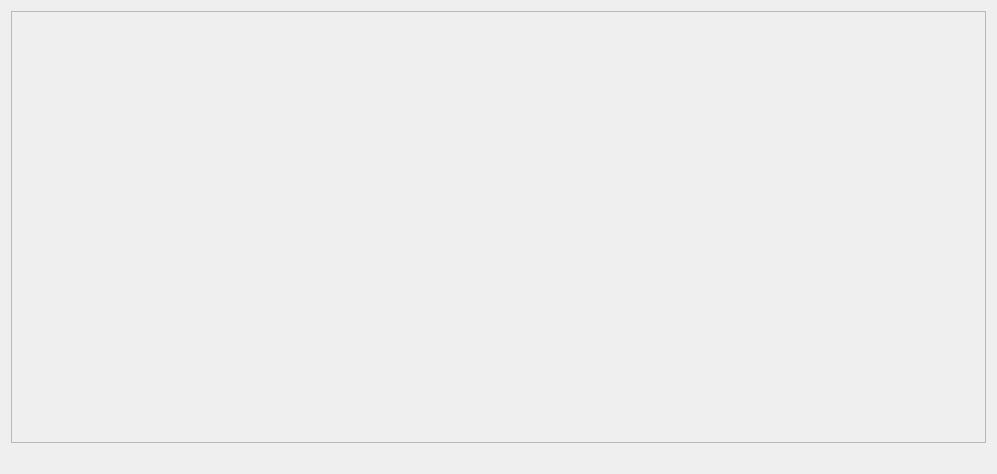
Old version of the form src/modules/netinstall/page_netinst.ui in the repository calamares/calamares.
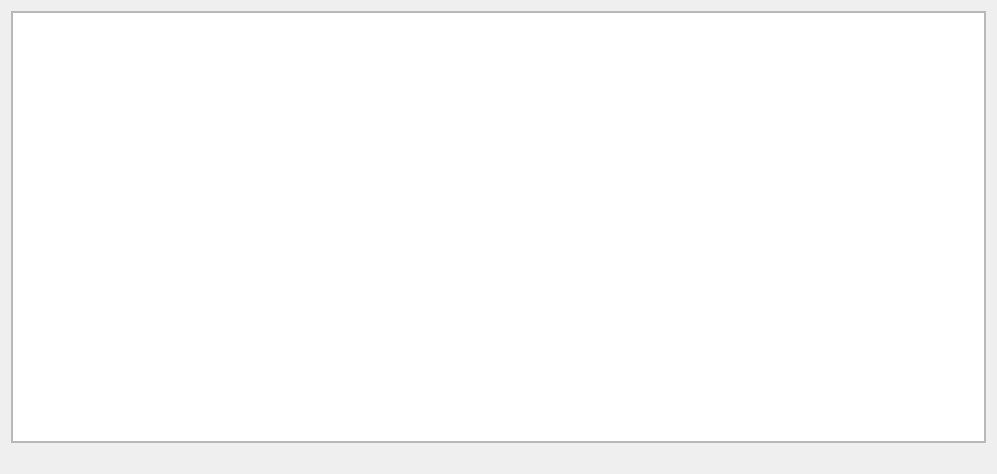
New version of the form.

Commit message: moved netinstall to a tree based ui

```diff
--- a/src/modules/netinstall/page_netinst.ui
+++ b/src/modules/netinstall/page_netinst.ui
@@ -25,7 +25,7 @@
      <property name="widgetResizable">
       <bool>true</bool>
      </property>
-     <widget class="QWidget" name="groupswidget">
+     <widget class="QTreeView" name="groupswidget">
       <property name="geometry">
        <rect>
         <x>0</x>
```
The commit also changes 11 other files.
